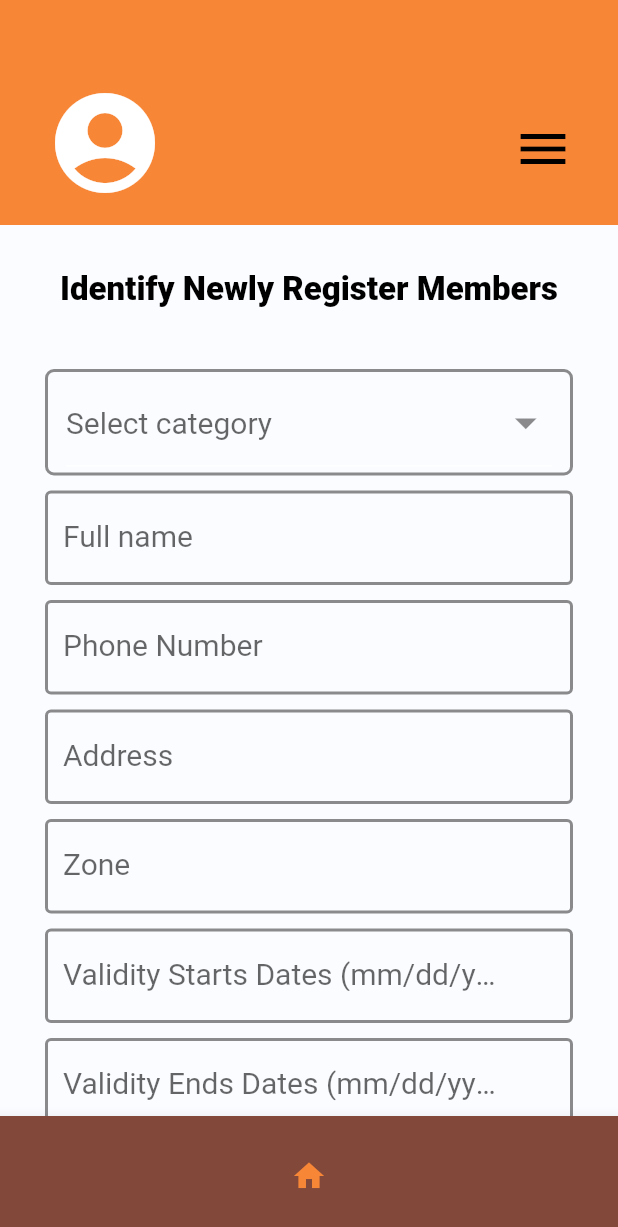
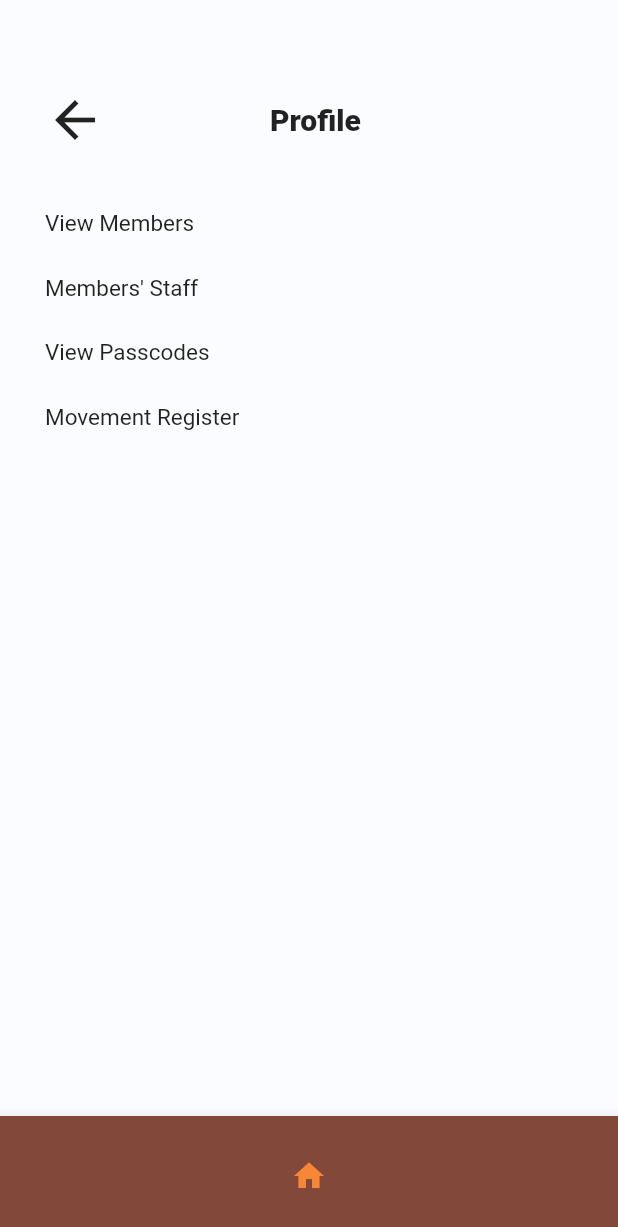
Before and after one commit to youngelvis/magode_app, a Flutter app: the screen it shows after launch, on a phone screen of 412 x 824 dp. Shown: the top 1227 px of the screen. Run offline on Flutter 3.47's test engine with Material 2 defaults, Android fonts, the phone set to English and light mode, and no system bars; our stand-ins replace font_awesome_flutter.

Commit message:
all profile pages and report pages done
i did this as pages

```diff
--- a/lib/forms/add_new_admin_user.dart
+++ b/lib/forms/add_new_admin_user.dart
@@ -509,7 +509,7 @@ class _AddNewAdminState extends State<AddNewAdmin> {
                   child: Row(
                     children: [
                       const Icon(
-                        CupertinoIcons.person_crop_circle,
+                        Icons.account_circle,
                         size: 80,
                       ),
                       Expanded(child: Container()),
--- a/lib/main.dart
+++ b/lib/main.dart
@@ -17,6 +17,10 @@ import 'package:magode_app/forms/signup_page.dart';
 import 'package:magode_app/forms/update_members_info.dart';
 import 'package:magode_app/forms/verify_new_staff.dart';
 import 'package:magode_app/normal_pages/sign_up_successful_page.dart';
+import 'package:magode_app/profile_navs/profile_1.dart';
+import 'package:magode_app/profile_navs/profile_2.dart';
+import 'package:magode_app/reports_pages/reports_1.dart';
+import 'package:magode_app/reports_pages/reports_2.dart';
 
 // import 'package:magode_app/xtra_clean.dart';
 
@@ -42,7 +46,7 @@ class MyApp extends StatelessWidget {
 
         primarySwatch: Colors.blue,
       ),
-      home: const Indentify_NR_Members(),
+      home: const Report_2(),
     );
   }
 }
--- /dev/null
+++ b/lib/reports_pages/reports_2.dart
@@ -0,0 +1,94 @@
+import 'package:flutter/material.dart';
+import '../components/colors.dart' as color;
+class Report_2 extends StatelessWidget {
+  const Report_2({ Key? key }) : super(key: key);
+
+  @override
+  Widget build(BuildContext context) {
+    return  Scaffold(
+      body: Container(
+        color: color.AppColor.homePageBackground,
+        padding: const EdgeInsets.only(top: 60, left: 30, right: 30),
+        child: Column(
+          crossAxisAlignment: CrossAxisAlignment.start,
+          children: [
+            Row(
+              children: const [
+                Icon(Icons.arrow_back, size: 40),
+                SizedBox(
+                  width: 110,
+                ),
+                Text(
+                  'Profile',
+                  style: TextStyle(fontSize: 20, fontWeight: FontWeight.w800),
+                )
+              ],
+            ),
+            const SizedBox(
+              height: 40,
+            ),
+            InkWell(
+              onTap: () {
+                print('View Members Clicked');
+              },
+              child: const Text(
+                'View Members',
+                style: TextStyle(fontSize: 15),
+              ),
+            ),
+            const SizedBox(
+              height: 25,
+            ),
+            InkWell(
+              onTap: () {
+                print('Members\' Staff Clicked');
+              },
+              child: const Text(
+                'Members\' Staff',
+                style: TextStyle(fontSize: 15),
+              ),
+            ),
+            const SizedBox(
+              height: 25,
+            ),
+            InkWell(
+              onTap: () {
+                print('View Passcodes Clicked');
+              },
+              child: const Text(
+                'View Passcodes',
+                style: TextStyle(fontSize: 15),
+              ),
+            ),
+            const SizedBox(
+              height: 25,
+            ),
+            InkWell(
+              onTap: () {
+                print('Movement Register Clicked');
+              },
+              child: const Text(
+                'Movement Register',
+                style: TextStyle(fontSize: 15),
+              ),
+            ),
+            const SizedBox(
+              height: 25,
+            ),
+
+          ],
+        ),
+      ),
+      bottomNavigationBar: SizedBox(
+        height: 80,
+        child: BottomAppBar(
+          color: color.AppColor.homeSecondaryTheme,
+          child: Icon(
+            Icons.home,
+            color: color.AppColor.homePageTheme,
+          ),
+        ),
+      ),
+    );
+  }
+}
```
Also changed, not shown: lib/profile_navs/profile_1.dart (added, +104 -0 lines), lib/profile_navs/profile_2.dart (added, +82 -0 lines), lib/reports_pages/reports_1.dart (added, +102 -0 lines).
